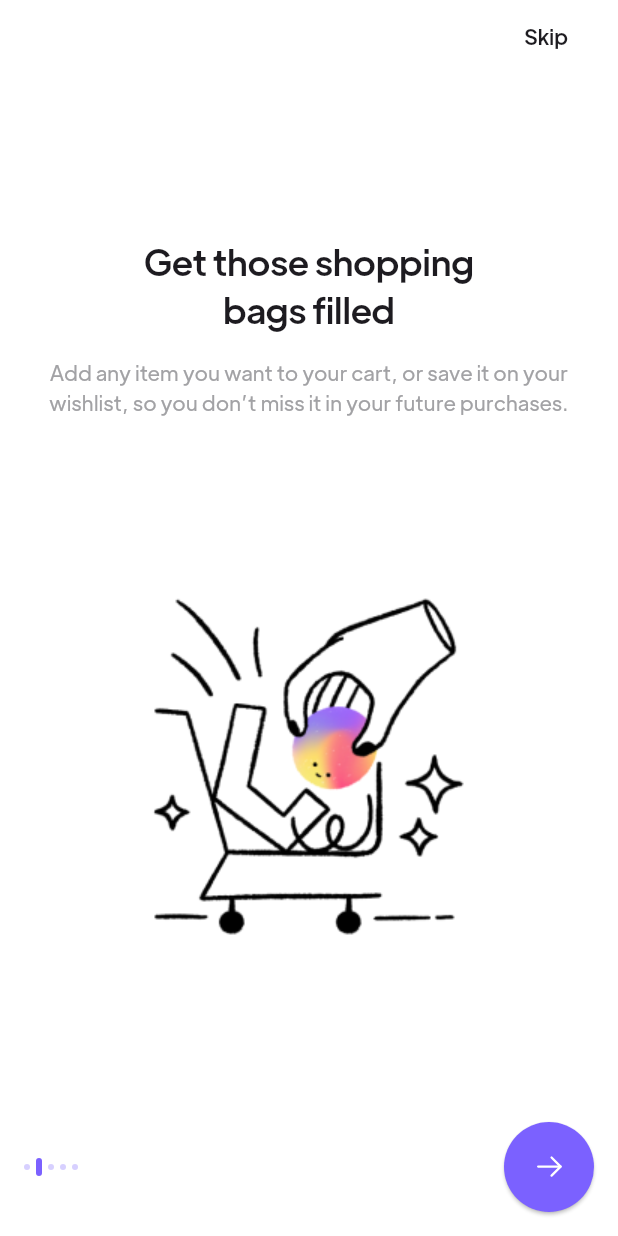
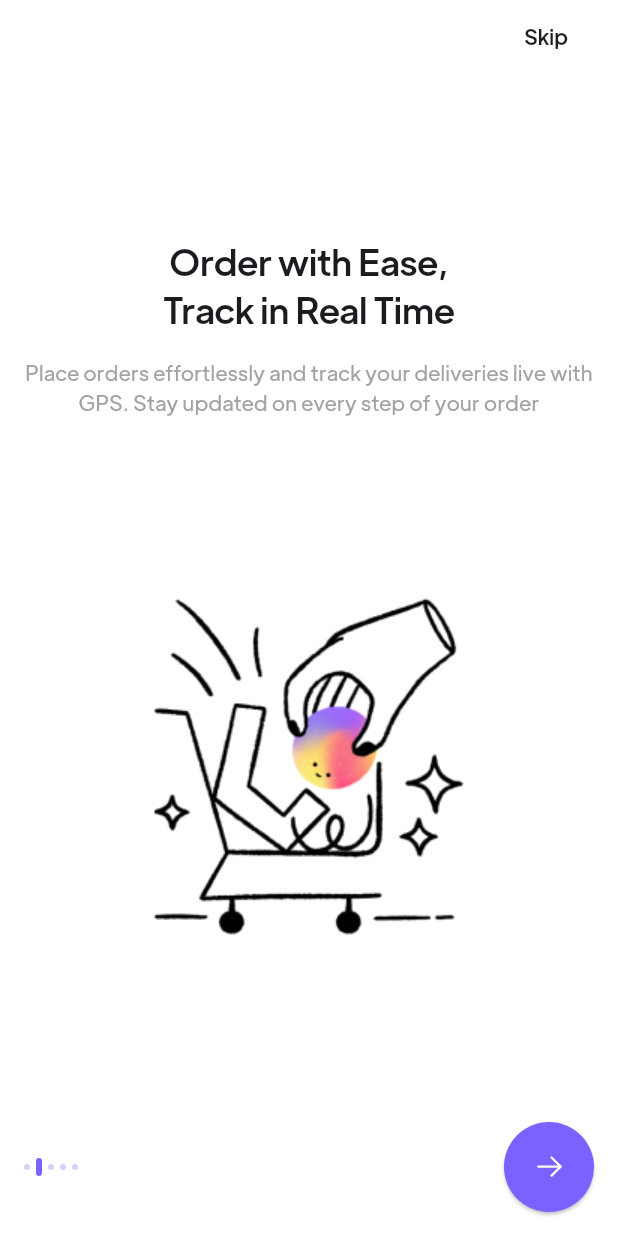
Before and after one commit to Qharny/E-commerce-Complete-Flutter-UI, a Flutter app: the screen it shows after launch, swiped to page 2, on a phone screen of 412 x 824 dp. Run offline on Flutter 3.47's test engine with Material 3 defaults, Android fonts, the phone set to English and light mode, and no system bars; our stand-ins replace cached_network_image, flutter_rating_bar, flutter_svg, form_field_validator.

```diff
--- a/lib/main.dart
+++ b/lib/main.dart
@@ -16,7 +16,7 @@ class MyApp extends StatelessWidget {
   Widget build(BuildContext context) {
     return MaterialApp(
       debugShowCheckedModeBanner: false,
-      title: 'Shop Template by The Flutter Way',
+      title: 'Builders Home',
       theme: AppTheme.lightTheme(context),
       // Dark theme is inclided in the Full template
       themeMode: ThemeMode.light,
--- a/lib/route/screen_export.dart
+++ b/lib/route/screen_export.dart
@@ -1,4 +1,4 @@
-export '/screens/onbording/views/onbording_screnn.dart';
+export '../screens/onbording/views/onbording_screen.dart';
 export '/screens/auth/views/login_screen.dart';
 export '/screens/auth/views/password_recovery_screen.dart';
 export '/screens/auth/views/signup_screen.dart';
--- a/lib/screens/onbording/views/onbording_screnn.dart
+++ b/lib/screens/onbording/views/onbording_screen.dart
@@ -20,22 +20,22 @@ class _OnBordingScreenState extends State<OnBordingScreen> {
     Onbord(
       image: "assets/Illustration/Illustration-0.png",
       imageDarkTheme: "assets/Illustration/Illustration_darkTheme_0.png",
-      title: "Find the item you’ve \nbeen looking for",
+      title: "Find Quality Building \nMaterials Easily",
       description:
-          "Here you’ll see rich varieties of goods, carefully classified for seamless browsing experience.",
+          "Browse a wide range of building materials from trusted vendors. Get everything you need for your construction projects in one place",
     ),
     Onbord(
       image: "assets/Illustration/Illustration-1.png",
       imageDarkTheme: "assets/Illustration/Illustration_darkTheme_1.png",
-      title: "Get those shopping \nbags filled",
+      title: "Order with Ease, \nTrack in Real Time",
       description:
-          "Add any item you want to your cart, or save it on your wishlist, so you don’t miss it in your future purchases.",
+          "Place orders effortlessly and track your deliveries live with GPS. Stay updated on every step of your order",
     ),
     Onbord(
       image: "assets/Illustration/Illustration-2.png",
       imageDarkTheme: "assets/Illustration/Illustration_darkTheme_2.png",
-      title: "Fast & secure \npayment",
-      description: "There are many payment options available for your ease.",
+      title: "Fast, Secure \n& \nFlexible Payments",
+      description: "Pay with confidence using multiple payment options, including Stripe and PayPal. Your transactions are always safe.",
     ),
     Onbord(
       image: "assets/Illustration/Illustration-3.png",
```
Also changed, not shown: 2 other files.
